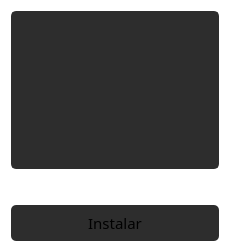
Above: guis/card.ui from deepin-espanol/deepines-store before the change. Below: the same form after it.
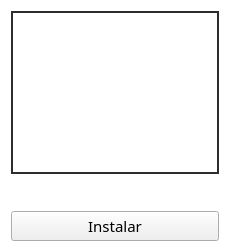
That is the form after the change.

Patch:
```diff
--- a/guis/card.ui
+++ b/guis/card.ui
@@ -41,22 +41,8 @@
   <layout class="QVBoxLayout" name="verticalLayout">
    <item>
     <widget class="QLabel" name="image_app">
-     <property name="minimumSize">
-      <size>
-       <width>208</width>
-       <height>158</height>
-      </size>
-     </property>
-     <property name="maximumSize">
-      <size>
-       <width>208</width>
-       <height>158</height>
-      </size>
-     </property>
      <property name="styleSheet">
       <string notr="true">#image_app{
-  background-color: rgb(45, 45, 45);
-  border-radius: 5px;
   border: 2px solid  rgb(45, 45, 45);
 }</string>
      </property>
@@ -115,18 +101,7 @@
       <cursorShape>PointingHandCursor</cursorShape>
      </property>
      <property name="styleSheet">
-      <string notr="true">#btn_select_app{
-padding: 7px;
-border-radius: 5px;
-background-color: rgb(45, 45, 45);
-}
-#btn_select_app:hover{
-border: 1px solid rgb(142, 231, 255);
-padding: 7px;
-color:white;
-background-color: rgb(65, 159, 217);
-border-radius: 5px;
-}</string>
+      <string notr="true"/>
      </property>
      <property name="text">
       <string>Instalar</string>
```
